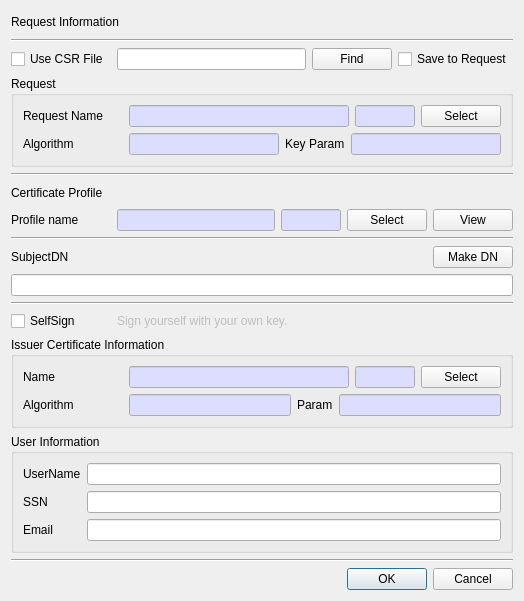
jykim74/CertMan, file CertMan/make_cert_dlg.ui: the form before one commit.
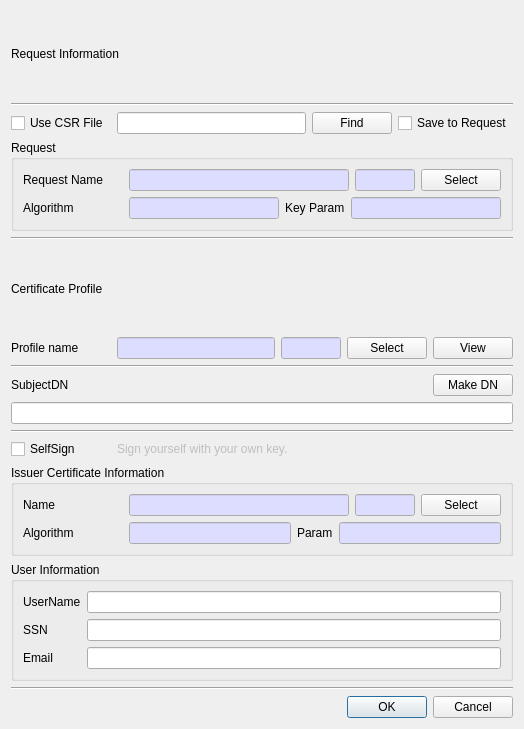
The form after the commit.

The edit to the form file:
```diff
--- a/CertMan/make_cert_dlg.ui
+++ b/CertMan/make_cert_dlg.ui
@@ -7,7 +7,7 @@
     <x>0</x>
     <y>0</y>
     <width>524</width>
-    <height>601</height>
+    <height>729</height>
    </rect>
   </property>
   <property name="windowTitle">
@@ -607,6 +607,18 @@
       <string>Issuer Certificate Information</string>
      </property>
      <layout class="QVBoxLayout" name="verticalLayout_2">
+      <property name="leftMargin">
+       <number>9</number>
+      </property>
+      <property name="topMargin">
+       <number>9</number>
+      </property>
+      <property name="rightMargin">
+       <number>9</number>
+      </property>
+      <property name="bottomMargin">
+       <number>9</number>
+      </property>
       <item>
        <layout class="QGridLayout" name="gridLayout_6">
         <property name="topMargin">
@@ -847,6 +859,18 @@
       <string>User Information</string>
      </property>
      <layout class="QVBoxLayout" name="verticalLayout_3">
+      <property name="leftMargin">
+       <number>9</number>
+      </property>
+      <property name="topMargin">
+       <number>9</number>
+      </property>
+      <property name="rightMargin">
+       <number>9</number>
+      </property>
+      <property name="bottomMargin">
+       <number>9</number>
+      </property>
       <item>
        <layout class="QGridLayout" name="gridLayout_8">
         <property name="topMargin">
```
